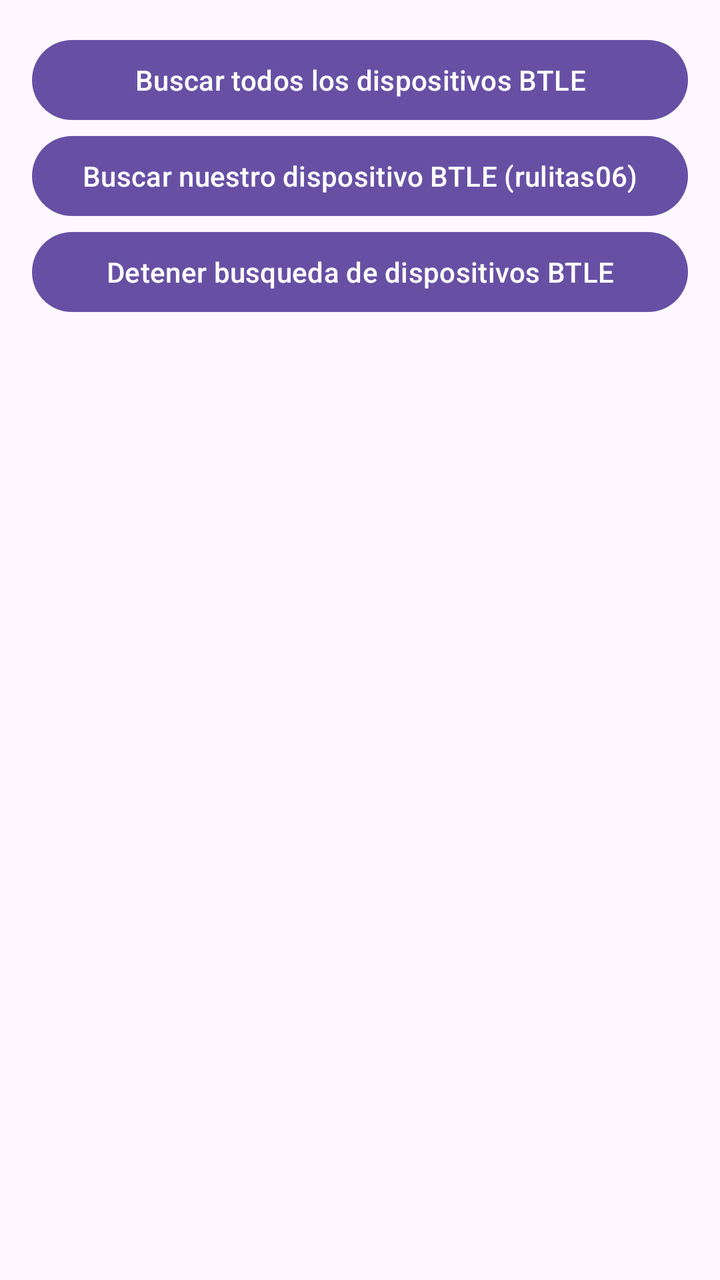
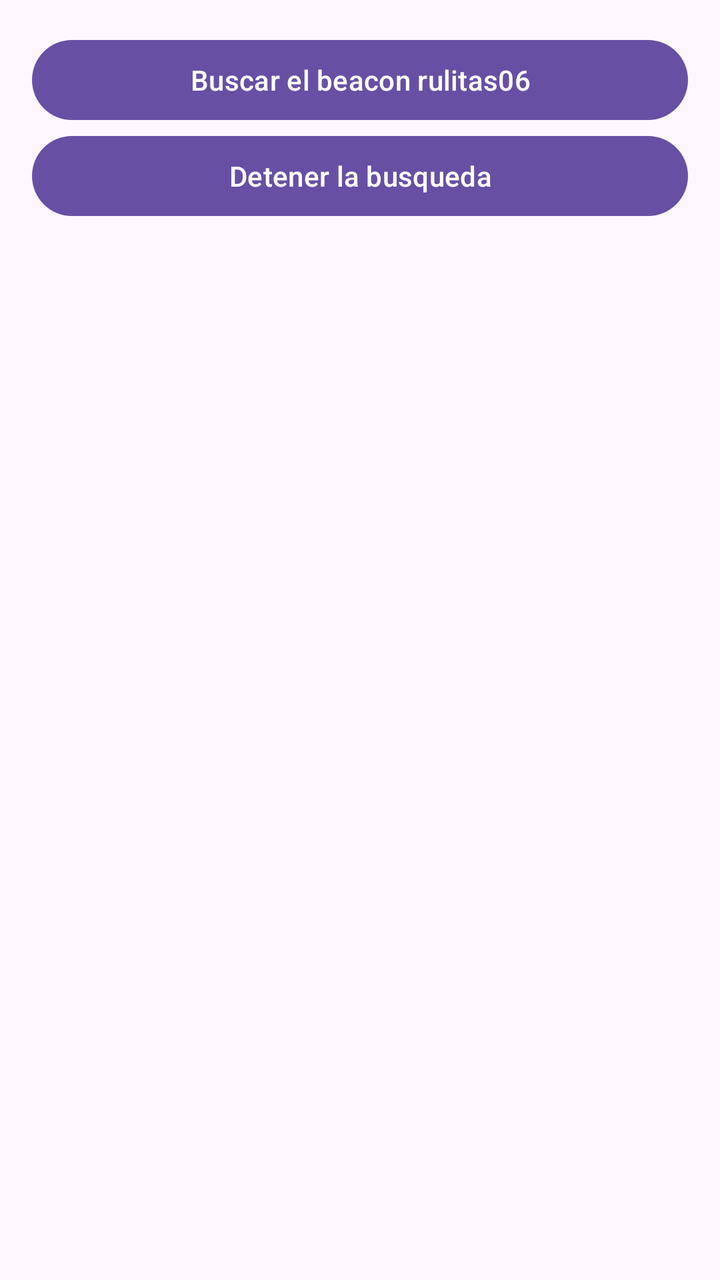

An Android layout rendered at two revisions. The XML below is the earlier revision; the diff shows what the commit changed to produce the second picture.
<!-- AndroidManifest.xml: application theme Theme.MyApplication -->
<!-- res/layout/activity_main.xml -->
<?xml version="1.0" encoding="utf-8"?>
<LinearLayout xmlns:android="http://schemas.android.com/apk/res/android"
    android:layout_width="match_parent"
    android:layout_height="match_parent"
    android:orientation="vertical"
    android:padding="16dp">

    <Button
        android:id="@+id/botonBuscarDispositivosBTLE"
        android:layout_width="match_parent"
        android:layout_height="wrap_content"
        android:onClick="botonBuscarDispositivosBTLEPulsado"
        android:text="Buscar todos los dispositivos BTLE" />

    <Button
        android:id="@+id/botonBuscarNuestroDispositivoBTLE"
        android:layout_width="match_parent"
        android:layout_height="wrap_content"
        android:onClick="botonBuscarNuestroDispositivoBTLEPulsado"
        android:text="Buscar nuestro dispositivo BTLE (rulitas06)" />

    <Button
        android:id="@+id/botonDetenerBusquedaDispositivosBTLE"
        android:layout_width="match_parent"
        android:layout_height="wrap_content"
        android:onClick="botonDetenerBusquedaDispositivosBTLEPulsado"
        android:text="Detener busqueda de dispositivos BTLE" />

</LinearLayout>
<!-- resources referenced by this layout -->
<resources>
  <style name="Theme.MyApplication" parent="Base.Theme.MyApplication" />
  <style name="Base.Theme.MyApplication" parent="Theme.Material3.DayNight.NoActionBar">
          
          
      </style>
</resources>

<!-- the commit's change to res/layout/activity_main.xml (unified diff, before → after) -->
@@ -6,24 +6,17 @@
     android:padding="16dp">
 
     <Button
-        android:id="@+id/botonBuscarDispositivosBTLE"
-        android:layout_width="match_parent"
-        android:layout_height="wrap_content"
-        android:onClick="botonBuscarDispositivosBTLEPulsado"
-        android:text="Buscar todos los dispositivos BTLE" />
-
-    <Button
         android:id="@+id/botonBuscarNuestroDispositivoBTLE"
         android:layout_width="match_parent"
         android:layout_height="wrap_content"
         android:onClick="botonBuscarNuestroDispositivoBTLEPulsado"
-        android:text="Buscar nuestro dispositivo BTLE (rulitas06)" />
+        android:text="Buscar el beacon rulitas06" />
 
     <Button
         android:id="@+id/botonDetenerBusquedaDispositivosBTLE"
         android:layout_width="match_parent"
         android:layout_height="wrap_content"
         android:onClick="botonDetenerBusquedaDispositivosBTLEPulsado"
-        android:text="Detener busqueda de dispositivos BTLE" />
+        android:text="Detener la busqueda" />
 
 </LinearLayout>
